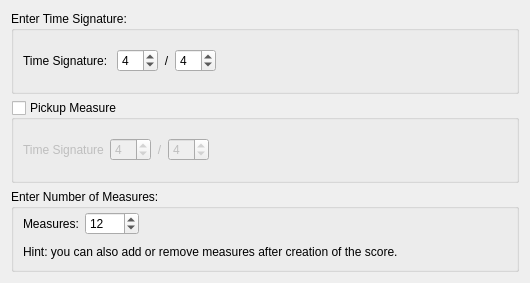
This is mscore/mscore/timesigwizard.ui in musescore/musescore-old as Qt 5 draws it before an edit. The edited form follows.
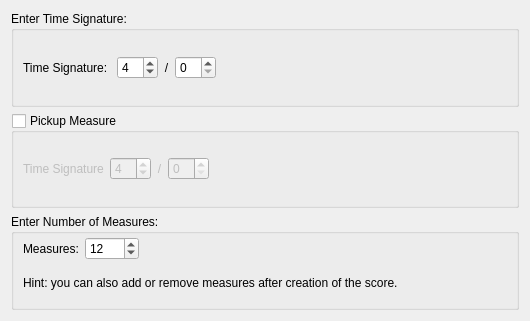
This is the edited form. Custom widgets are drawn as their Qt base class.

```diff
--- a/mscore/mscore/timesigwizard.ui
+++ b/mscore/mscore/timesigwizard.ui
@@ -1,12 +1,12 @@
 <ui version="4.0" >
  <class>TimesigWizard</class>
- <widget class="QWidget" name="TimesigWizard" >
-  <property name="geometry" >
+ <widget class="QWidget" name="TimesigWizard">
+  <property name="geometry">
    <rect>
     <x>0</x>
     <y>0</y>
     <width>530</width>
-    <height>283</height>
+    <height>321</height>
    </rect>
   </property>
   <property name="windowTitle" >
@@ -65,17 +65,7 @@
        </widget>
       </item>
       <item>
-       <widget class="QSpinBox" name="timesigN" >
-        <property name="minimum" >
-         <number>1</number>
-        </property>
-        <property name="maximum" >
-         <number>32</number>
-        </property>
-        <property name="value" >
-         <number>4</number>
-        </property>
-       </widget>
+       <widget class="Awl::DenominatorSpinBox" name="timesigN"/>
       </item>
       <item>
        <spacer>
@@ -145,17 +135,7 @@
        </widget>
       </item>
       <item>
-       <widget class="QSpinBox" name="pickupTimesigN" >
-        <property name="minimum" >
-         <number>1</number>
-        </property>
-        <property name="maximum" >
-         <number>32</number>
-        </property>
-        <property name="value" >
-         <number>4</number>
-        </property>
-       </widget>
+       <widget class="Awl::DenominatorSpinBox" name="pickupTimesigN"/>
       </item>
       <item>
        <spacer>
@@ -251,6 +231,13 @@
    </item>
   </layout>
  </widget>
+ <customwidgets>
+  <customwidget>
+   <class>Awl::DenominatorSpinBox</class>
+   <extends>QSpinBox</extends>
+   <header>awl/denomspinbox.h</header>
+  </customwidget>
+ </customwidgets>
  <resources/>
  <connections/>
 </ui>
```
Left out of the diff: 139 changed lines with no effect on the pictures.
